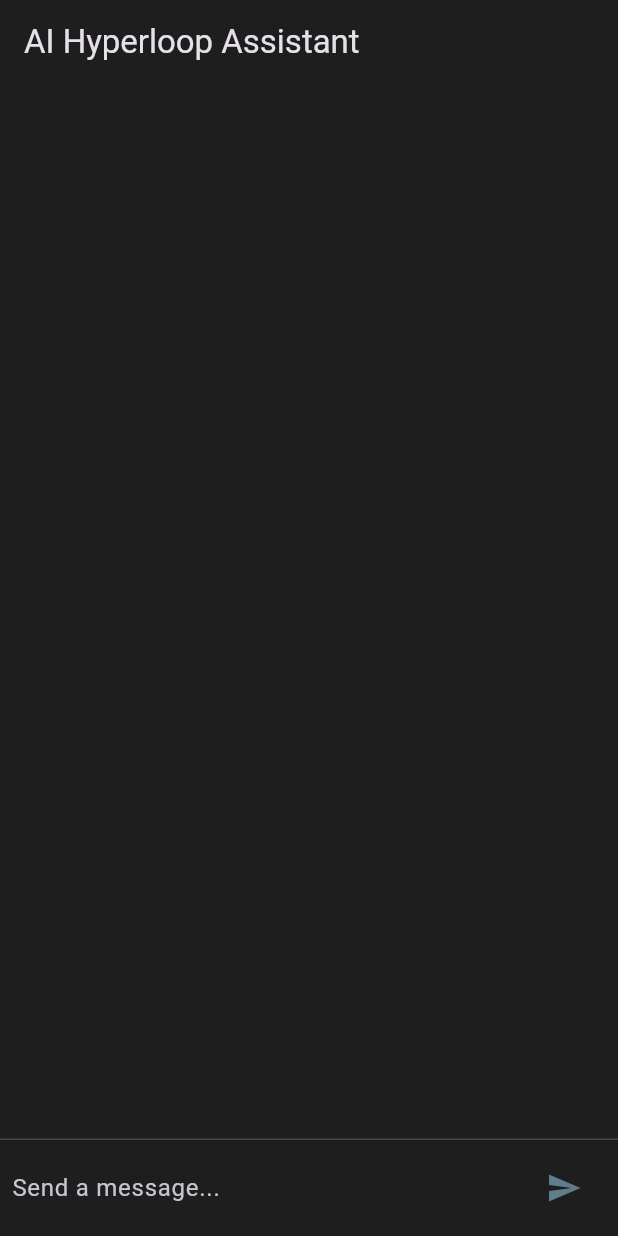
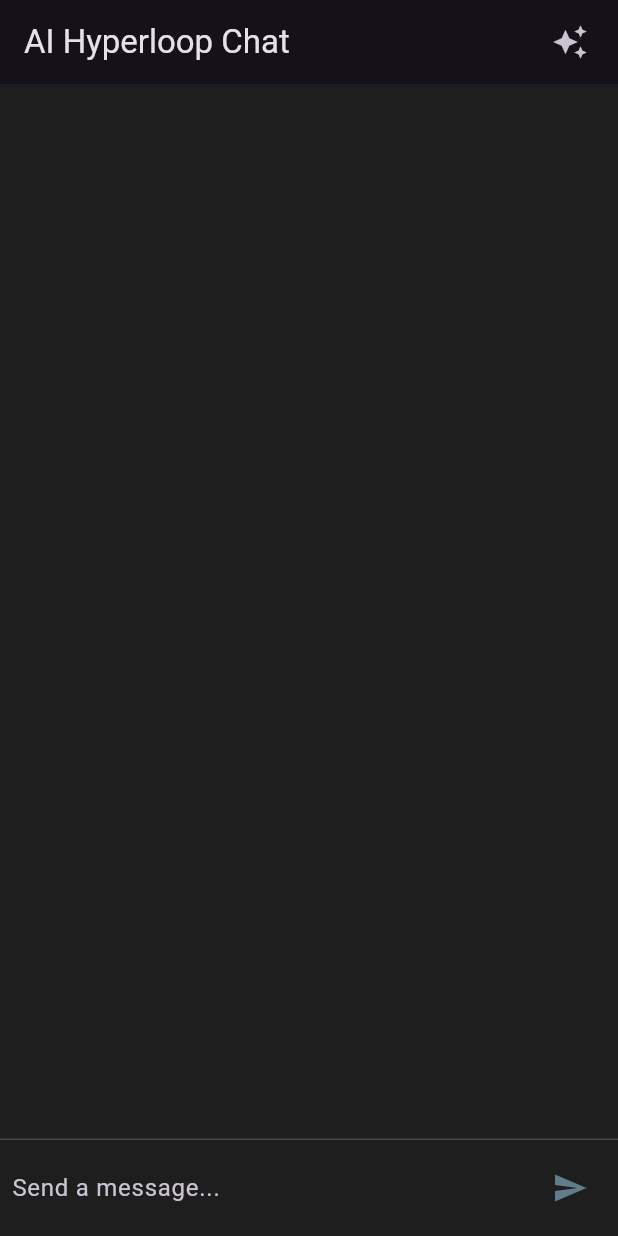
Before and after one commit to criticalhun/ai-hyperloop, a Flutter app: the screen it shows after launch, on a phone screen of 412 x 824 dp. Run offline on Flutter 3.47's test engine with Material 3 defaults, Android fonts, the phone set to English and light mode, and no system bars; our stand-ins replace flutter_riverpod; missing offline and left inert: flutter_syntax_view.

Commit message:
Feat: Implement Auto-experimentation Layer and Refactor Flutter App
- Added code generation and validation capabilities in backend
- Integrated Flutter app with code generation API
- Improved RAG pipeline with experimentation service
- Refactored app architecture with feature-based structure
- Added embeddings indexer for Git repository data

```diff
--- /dev/null
+++ b/app/lib/features/chat/presentation/chat_screen.dart
@@ -0,0 +1,129 @@
+// lib/features/chat/presentation/chat_screen.dart
+import 'package:flutter/material.dart';
+import 'package:flutter_riverpod/flutter_riverpod.dart';
+import '../providers/chat_providers.dart';
+import '../data/message.dart';
+import '../../generator/presentation/generator_screen.dart'; // Importáljuk az új képernyőt
+
+class ChatScreen extends ConsumerWidget {
+  const ChatScreen({super.key});
+
+  @override
+  Widget build(BuildContext context, WidgetRef ref) {
+    final messages = ref.watch(chatStateProvider);
+    final chatNotifier = ref.read(chatStateProvider.notifier);
+    final textController = TextEditingController();
+
+    return Scaffold(
+      appBar: AppBar(
+        title: const Text('AI Hyperloop Chat'),
+        actions: [
+          // ÚJ GOMB a generátor képernyő megnyitásához
+          IconButton(
+            icon: const Icon(Icons.auto_awesome), // "Varázspálca" ikon
+            tooltip: 'Open Code Generator',
+            onPressed: () {
+              Navigator.of(context).push(
+                MaterialPageRoute(builder: (context) => const GeneratorScreen()),
+              );
+            },
+          ),
+          const SizedBox(width: 8),
+        ],
+      ),
+      body: Column(
+        children: [
+          Flexible(
+            child: ListView.builder(
+              padding: const EdgeInsets.all(8.0),
+              reverse: true,
+              itemCount: messages.length,
+              itemBuilder: (_, index) => MessageBubble(message: messages[index]),
+            ),
+          ),
+          if (chatNotifier.isLoading)
+            const Padding(
+              padding: EdgeInsets.symmetric(vertical: 8.0),
+              child: LinearProgressIndicator(),
+            ),
+          const Divider(height: 1.0),
+          MessageComposer(
+            onSubmitted: (text) => chatNotifier.sendMessage(text),
+            isLoading: chatNotifier.isLoading,
+            textController: textController,
+          ),
+        ],
+      ),
+    );
+  }
+}
+
+class MessageBubble extends StatelessWidget {
+  const MessageBubble({super.key, required this.message});
+  final Message message;
+
+  @override
+  Widget build(BuildContext context) {
+    final theme = Theme.of(context);
+    return Container(
+      margin: const EdgeInsets.symmetric(vertical: 10.0),
+      child: Row(
+        mainAxisAlignment: message.isUser ? MainAxisAlignment.end : MainAxisAlignment.start,
+        children: [
+          Flexible(
+            child: Card(
+              shape: RoundedRectangleBorder(borderRadius: BorderRadius.circular(12)),
+              color: message.isUser ? theme.primaryColor : theme.cardColor,
+              child: Padding(
+                padding: const EdgeInsets.all(12.0),
+                child: SelectableText(message.text, style: const TextStyle(color: Colors.white, fontSize: 16)),
+              ),
+            ),
+          ),
+        ],
+      ),
+    );
+  }
+}
+
+class MessageComposer extends StatelessWidget {
+  const MessageComposer({
+    super.key,
+    required this.onSubmitted,
+    required this.isLoading,
+    required this.textController,
+  });
+
+  final Function(String) onSubmitted;
+  final bool isLoading;
+  final TextEditingController textController;
+
+  @override
+  Widget build(BuildContext context) {
+    return Container(
+      margin: const EdgeInsets.all(8.0),
+      child: Row(
+        children: [
+          Flexible(
+            child: TextField(
+              controller: textController,
+              onSubmitted: isLoading ? null : (text) {
+                onSubmitted(text);
+                textController.clear();
+              },
+              decoration: const InputDecoration.collapsed(hintText: 'Send a message...'),
+            ),
+          ),
+          IconButton(
+            icon: const Icon(Icons.send),
+            onPressed: isLoading ? null : () {
+              onSubmitted(textController.text);
+              textController.clear();
+            },
+            color: Theme.of(context).primaryColor,
+          ),
+        ],
+      ),
+    );
+  }
+}
--- a/app/lib/main.dart
+++ b/app/lib/main.dart
@@ -1,8 +1,11 @@
+// lib/main.dart
 import 'package:flutter/material.dart';
-import 'services/api_service.dart';
+import 'package:flutter_riverpod/flutter_riverpod.dart';
+import 'features/chat/presentation/chat_screen.dart';
 
 void main() {
-  runApp(const AiHyperloopApp());
+  // A ProviderScope widget tárolja az összes provider állapotát.
+  runApp(const ProviderScope(child: AiHyperloopApp()));
 }
 
 class AiHyperloopApp extends StatelessWidget {
@@ -17,146 +20,9 @@ class AiHyperloopApp extends StatelessWidget {
         primaryColor: Colors.blueGrey,
         scaffoldBackgroundColor: const Color(0xFF1E1E1E),
         cardColor: const Color(0xFF2A2A2A),
-        textTheme: const TextTheme(
-          bodyMedium: TextStyle(color: Colors.white70),
-        ),
-        inputDecorationTheme: InputDecorationTheme(
-          filled: true,
-          fillColor: const Color(0xFF2A2A2A),
-          border: OutlineInputBorder(
-            borderRadius: BorderRadius.circular(12.0),
-            borderSide: BorderSide.none,
-          ),
-        ),
       ),
       home: const ChatScreen(),
       debugShowCheckedModeBanner: false,
     );
   }
 }
-
-class ChatMessage {
-  final String text;
-  final bool isUser;
-
-  ChatMessage({required this.text, required this.isUser});
-}
-
-class ChatScreen extends StatefulWidget {
-  const ChatScreen({super.key});
-
-  @override
-  State<ChatScreen> createState() => _ChatScreenState();
-}
-
-class _ChatScreenState extends State<ChatScreen> {
-  final TextEditingController _textController = TextEditingController();
-  final List<ChatMessage> _messages = [];
-  final ApiService _apiService = ApiService();
-  bool _isLoading = false;
-
-  Future<void> _handleSubmitted(String text) async {
-    if (text.trim().isEmpty) return;
-    _textController.clear();
-
-    setState(() {
-      _messages.insert(0, ChatMessage(text: text, isUser: true));
-      _isLoading = true;
-    });
-
-    try {
-      final response = await _apiService.sendMessage(text);
-      setState(() {
-        _messages.insert(0, ChatMessage(text: response, isUser: false));
-      });
-    } catch (e) {
-      setState(() {
-        _messages.insert(0, ChatMessage(text: 'Error: ${e.toString()}', isUser: false));
-      });
-    } finally {
-      setState(() {
-        _isLoading = false;
-      });
-    }
-  }
-
-  @override
-  Widget build(BuildContext context) {
-    return Scaffold(
-      appBar: AppBar(
-        title: const Text('AI Hyperloop Assistant'),
-        backgroundColor: Colors.transparent,
-        elevation: 0,
-      ),
-      body: Column(
-        children: <Widget>[
-          Flexible(
-            child: ListView.builder(
-              padding: const EdgeInsets.all(8.0),
-              reverse: true,
-              itemBuilder: (_, int index) => _buildMessageItem(_messages[index]),
-              itemCount: _messages.length,
-            ),
-          ),
-          if (_isLoading)
-            const Padding(
-              padding: EdgeInsets.symmetric(vertical: 8.0),
-              child: LinearProgressIndicator(),
-            ),
-          const Divider(height: 1.0),
-          _buildTextComposer(),
-        ],
-      ),
-    );
-  }
-
-  Widget _buildMessageItem(ChatMessage message) {
-    return Container(
-      margin: const EdgeInsets.symmetric(vertical: 10.0),
-      child: Row(
-        crossAxisAlignment: CrossAxisAlignment.start,
-        mainAxisAlignment: message.isUser ? MainAxisAlignment.end : MainAxisAlignment.start,
-        children: <Widget>[
-          Flexible(
-            child: Card(
-              shape: RoundedRectangleBorder(borderRadius: BorderRadius.circular(12)),
-              color: message.isUser ? Theme.of(context).primaryColor : Theme.of(context).cardColor,
-              child: Padding(
-                padding: const EdgeInsets.all(12.0),
-                child: SelectableText(
-                  message.text,
-                  style: const TextStyle(color: Colors.white, fontSize: 16),
-                ),
-              ),
-            ),
-          ),
-        ],
-      ),
-    );
-  }
-
-  Widget _buildTextComposer() {
-    return Container(
-      margin: const EdgeInsets.symmetric(horizontal: 8.0, vertical: 8.0),
-      child: Row(
-        children: <Widget>[
-          Flexible(
-            child: TextField(
-              controller: _textController,
-              onSubmitted: _isLoading ? null : _handleSubmitted,
-              decoration: const InputDecoration.collapsed(hintText: 'Send a message...'),
-            ),
-          ),
-          Container(
-            margin: const EdgeInsets.symmetric(horizontal: 4.0),
-            child: IconButton(
-              icon: const Icon(Icons.send),
-              onPressed: _isLoading ? null : () => _handleSubmitted(_textController.text),
-              color: Theme.of(context).primaryColor,
-            ),
-          ),
-        ],
-      ),
-    );
-  }
-}
--- a/app/pubspec.yaml
+++ b/app/pubspec.yaml
@@ -35,6 +35,8 @@ dependencies:
   # Use with the CupertinoIcons class for iOS style icons.
   cupertino_icons: ^1.0.8
   http: ^1.5.0
+  flutter_riverpod: ^2.6.1
+  flutter_syntax_view: ^4.1.7
 
 dev_dependencies:
   flutter_test:
```
Also changed, not shown: app/lib/core/services/api_service.dart (added, +67 -0 lines), app/lib/core/utils/dynamic_widget_loader.dart (added, +67 -0 lines), app/lib/features/chat/data/message.dart (added, +7 -0 lines), app/lib/features/chat/providers/chat_providers.dart (added, +36 -0 lines), app/lib/features/generator/presentation/generator_screen.dart (added, +157 -0 lines), app/lib/features/generator/providers/generator_providers.dart (added, +33 -0 lines), app/lib/services/api_service.dart (deleted, +0 -22 lines), tools/package.json (+5 -4 lines), app/pubspec.lock, tools/package-lock.json, 5 other files.
